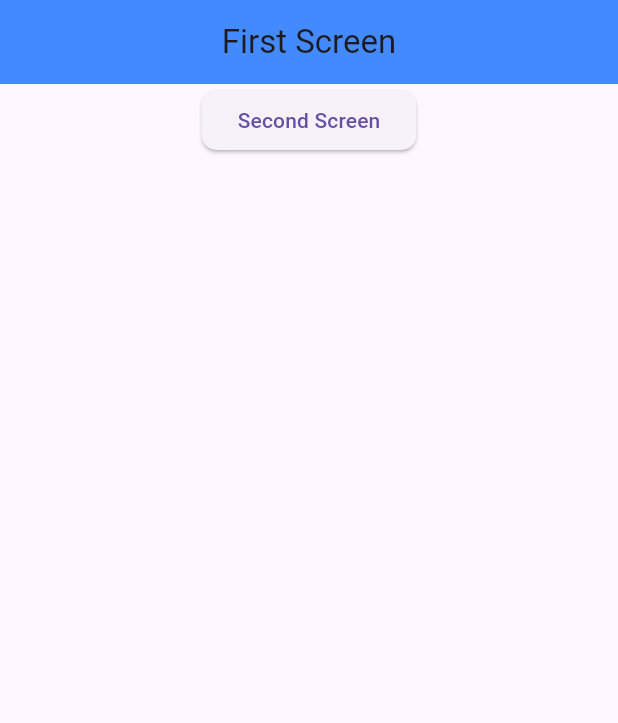
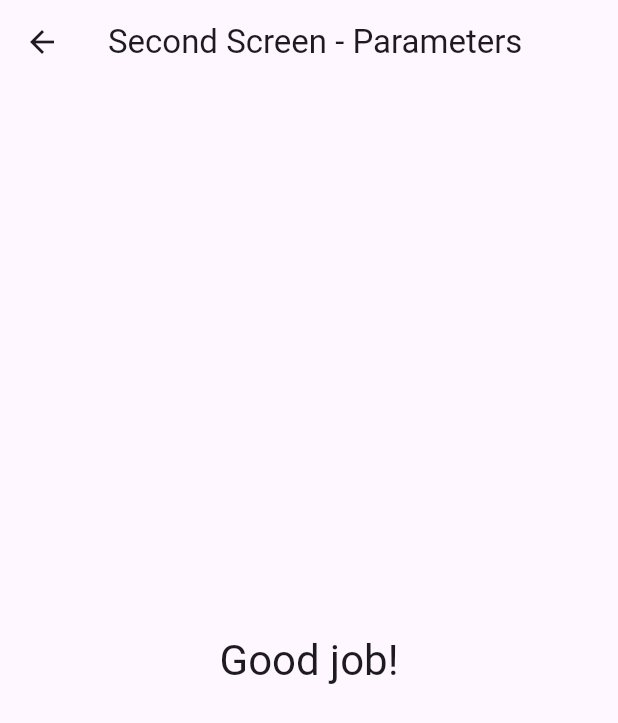
Before and after one commit to simonjv01/flutter_application1, a Flutter app: the screen it shows after launch, after a tap on "Second Screen", on a phone screen of 412 x 824 dp. Shown: the top 723 px of the screen. Run offline on Flutter 3.47's test engine with Material 3 defaults, Android fonts, the phone set to English and light mode, and no system bars.

Commit message:
created second screen

```diff
--- a/lib/first_screen.dart
+++ b/lib/first_screen.dart
@@ -1,10 +1,24 @@
 import 'package:flutter/material.dart';
+import 'package:flutter_application_1/second_screen.dart';
 
+// ignore: must_be_immutable
 class FirstScreen extends StatelessWidget {
-  const FirstScreen({super.key});
+  FirstScreen({super.key});
+  String myMessage = 'Good job!';
 
   @override
   Widget build(BuildContext context) {
+    void gotoSecondScreen() {
+      Navigator.push(
+        context,
+        MaterialPageRoute(builder: (context) {
+          return const SecondScreen(
+            message: 'Good job!',
+          );
+        }),
+      );
+    }
+
     return Scaffold(
       appBar: AppBar(
         backgroundColor: Colors.blueAccent,
@@ -15,7 +29,7 @@ class FirstScreen extends StatelessWidget {
         child: Column(
           children: [
             ElevatedButton(
-              onPressed: () {},
+              onPressed: gotoSecondScreen,
               style: ElevatedButton.styleFrom(
                   shape: RoundedRectangleBorder(
                       borderRadius: BorderRadius.circular(10.0))),
--- a/lib/main.dart
+++ b/lib/main.dart
@@ -17,7 +17,7 @@ class MyApp extends StatelessWidget {
         primarySwatch: Colors.indigo,
         visualDensity: VisualDensity.adaptivePlatformDensity,
       ),
-      home: const FirstScreen(),
+      home: FirstScreen(),
     );
   }
 }
--- a/lib/second_screen.dart
+++ b/lib/second_screen.dart
@@ -0,0 +1,21 @@
+import 'package:flutter/material.dart';
+
+class SecondScreen extends StatelessWidget {
+  final String message;
+  const SecondScreen({super.key, required this.message});
+  @override
+  Widget build(BuildContext context) {
+    return Scaffold(
+      appBar: AppBar(
+        title: const Text('Second Screen - Parameters'),
+      ),
+      body: Center(
+        child: Text(
+          message,
+          style: Theme.of(context).textTheme.headlineMedium,
+          textAlign: TextAlign.center,
+        ),
+      ),
+    );
+  }
+}
```
